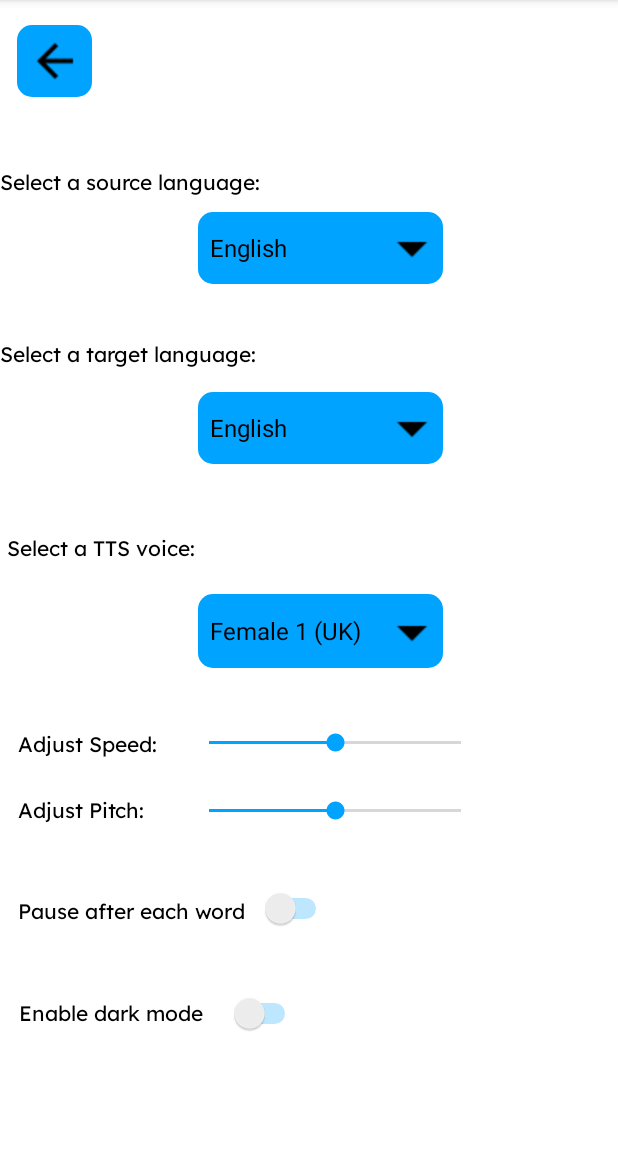
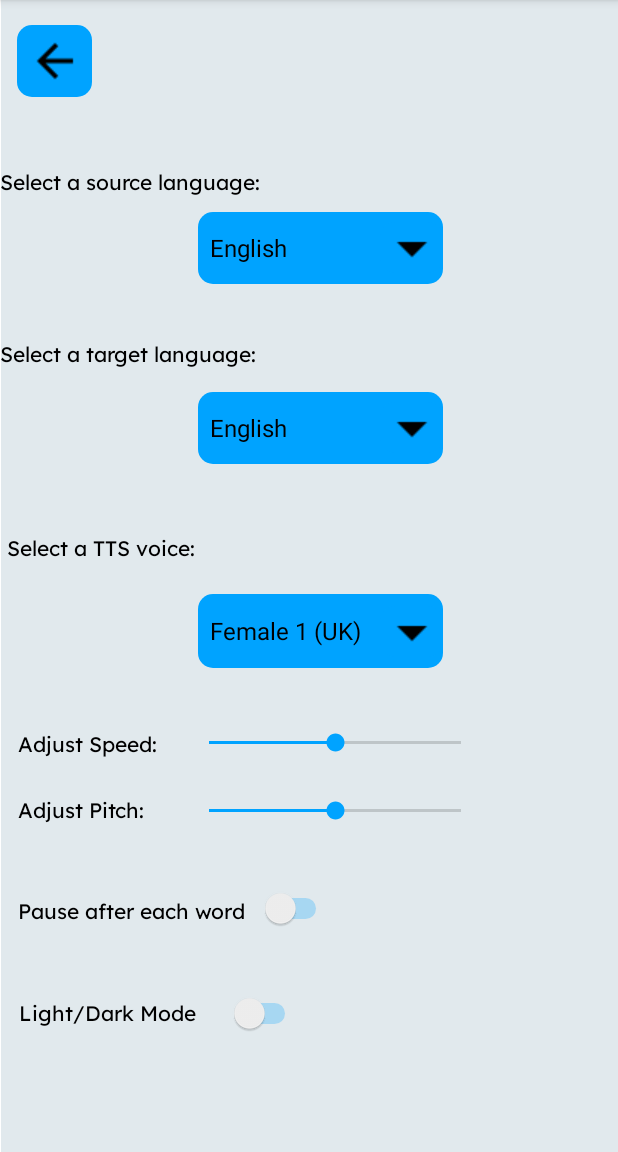
Before and after one commit to rssmith614/Dialogues, an Android app: the Settings screen opened directly, with no data from a screen before it, on a phone screen of 412 x 824 dp, the part 84-1236 px from its top. Run offline under Robolectric (Android 15) with nearby library versions, the light colour scheme and no system bars.

Commit message:
Settings background update with integrated light and dark mode
Background for Settings

Settings Background

Added "notwhite" color

Added dark mode color

```diff
--- a/app/src/main/java/com/example/dialogues/Settings.kt
+++ b/app/src/main/java/com/example/dialogues/Settings.kt
@@ -160,6 +160,13 @@ class Settings : AppCompatActivity() {
             }
             pauseSpeakeditor.apply()
         }
+        val box = findViewById<View>(R.id.box)
+
+        if (AppCompatDelegate.getDefaultNightMode() == AppCompatDelegate.MODE_NIGHT_YES) {
+            box.setBackgroundColor(resources.getColor(R.color.dark_mode_color))
+        } else {
+            box.setBackgroundColor(resources.getColor(R.color.notwhite))
+        }
         //Dark/light mode code
         val switchbtn = findViewById<Switch>(R.id.switch_dark_mode)
         val appCompatDelegate = AppCompatDelegate.getDefaultNightMode()
--- /dev/null
+++ b/app/src/main/res/color/box_background.xml
@@ -0,0 +1,6 @@
+<?xml version="1.0" encoding="utf-8"?>
+<selector xmlns:android="http://schemas.android.com/apk/res/android">
+    <item android:color="@color/notwhite" android:state_enabled = "true" android:state_pressed="true"/>
+    <item android:color="#000000" android:state_enabled = "true" android:state_pressed="false"/>
+    <item android:color="#A9A9A9" android:state_enabled = "false"/>
+</selector>
--- /dev/null
+++ b/app/src/main/res/drawable/layout_background.xml
@@ -0,0 +1,5 @@
+<?xml version="1.0" encoding="utf-8"?>
+<shape xmlns:android="http://schemas.android.com/apk/res/android">
+    <solid android:color="@color/notwhite" />
+    <corners android:radius="12dp" />
+</shape>
--- a/app/src/main/res/layout/settings_tts.xml
+++ b/app/src/main/res/layout/settings_tts.xml
@@ -5,7 +5,17 @@
     android:layout_width="match_parent"
     android:layout_height="match_parent">
 
-
+    <View
+        android:id="@+id/box"
+        android:layout_width="411dp"
+        android:layout_height="772dp"
+        android:background="@drawable/layout_background"
+        android:textColor="?android:textColorPrimary"
+        app:layout_constraintBottom_toBottomOf="parent"
+        app:layout_constraintEnd_toEndOf="parent"
+        app:layout_constraintStart_toStartOf="parent"
+        app:layout_constraintTop_toTopOf="parent"
+        app:layout_constraintVertical_bias="0.764" />
     <SeekBar
         android:id="@+id/speedbar"
         android:layout_width="200dp"
@@ -52,7 +62,7 @@
         android:layout_width="188dp"
         android:layout_height="52dp"
         android:checked="false"
-        android:text= "Enable dark mode"
+        android:text= "Light/Dark Mode"
         android:fontFamily="@font/lexend"
 
         android:trackTint="#00A3FF"
--- a/app/src/main/res/values/colors.xml
+++ b/app/src/main/res/values/colors.xml
@@ -7,4 +7,6 @@
     <color name="teal_700">#FF018786</color>
     <color name="black">#FF000000</color>
     <color name="white">#FFFFFFFF</color>
+    <color name="notwhite">#E1E9ED</color>
+    <color name="dark_mode_color">#242526</color>
 </resources>
```
